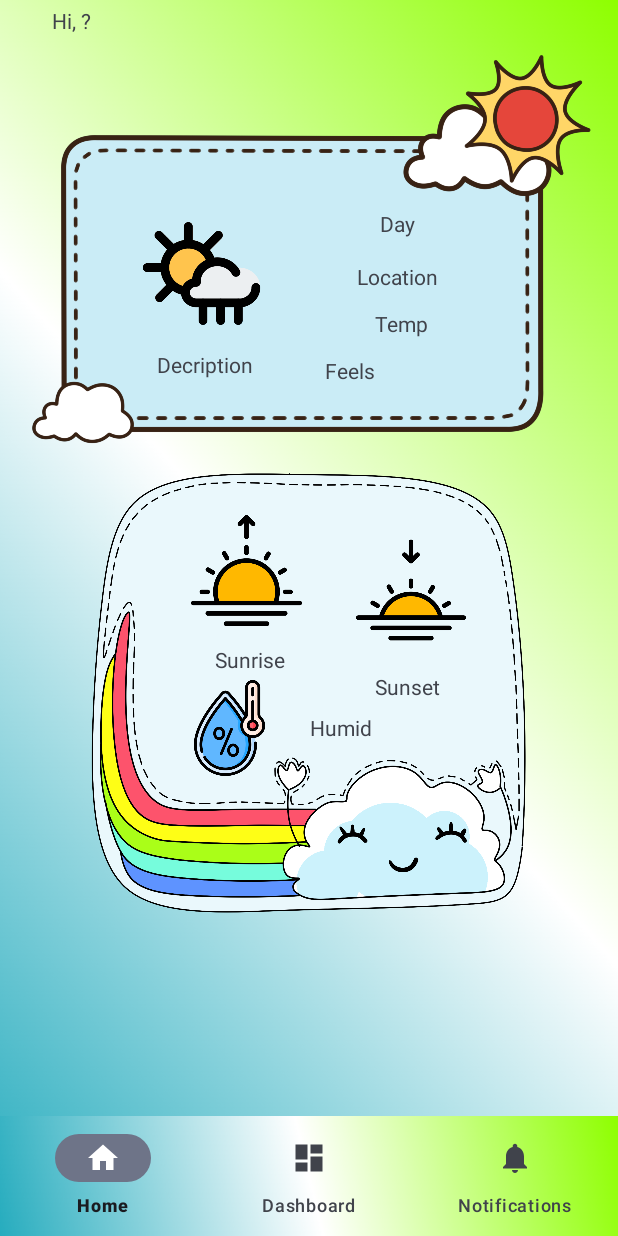
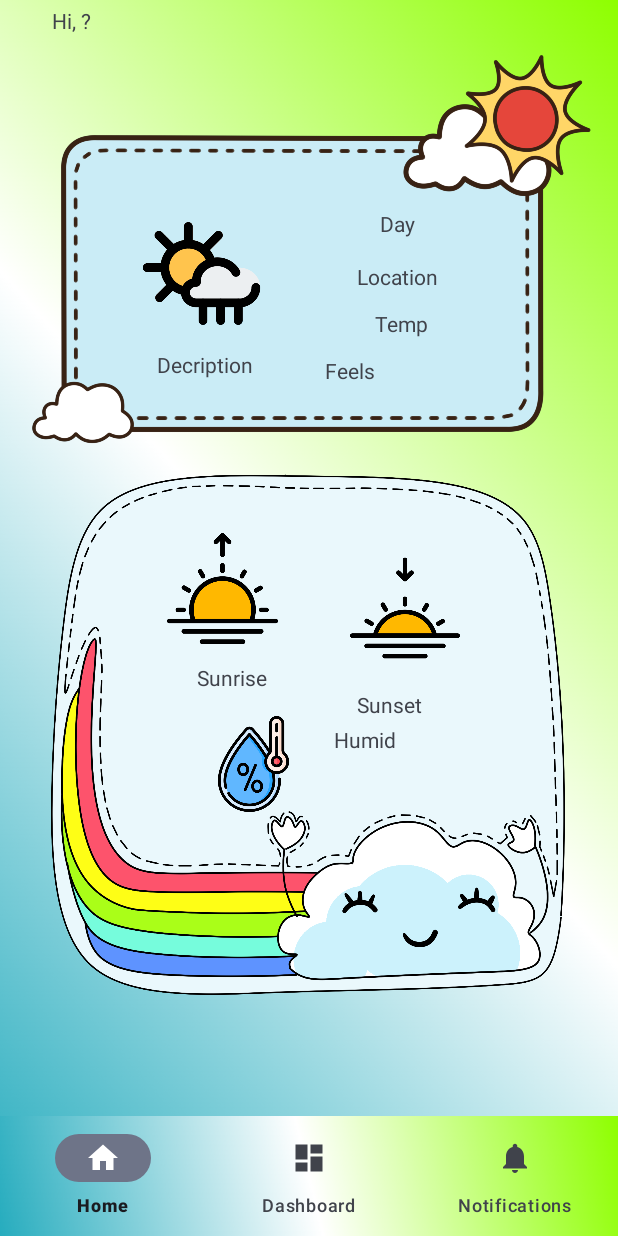
Before and after one commit to Sunsilkk/UngDung2, an Android app: the HomeFragment screen opened directly, with no data from a screen before it, on a phone screen of 412 x 824 dp. Run offline under Robolectric (Android 15) with nearby library versions, the phone set to English and light mode, and no system bars; our stand-ins replace navigation-ui; 3 statements that could not run were skipped.

Commit message:
Sua fragmentHome cho dep hon ti

```diff
--- a/Wheather/app/src/main/res/layout/fragment_home.xml
+++ b/Wheather/app/src/main/res/layout/fragment_home.xml
@@ -102,8 +102,8 @@
 
     <ImageView
         android:id="@+id/border2"
-        android:layout_width="350dp"
-        android:layout_height="300dp"
+        android:layout_width="373dp"
+        android:layout_height="355dp"
         android:layout_alignParentEnd="true"
         android:layout_marginTop="4dp"
         app:layout_constraintEnd_toEndOf="parent"
@@ -115,8 +115,8 @@
         android:id="@+id/humidImg"
         android:layout_width="91dp"
         android:layout_height="64dp"
-        android:layout_marginStart="76dp"
-        android:layout_marginTop="4dp"
+        android:layout_marginStart="104dp"
+        android:layout_marginTop="16dp"
         app:layout_constraintStart_toStartOf="@+id/border2"
         app:layout_constraintTop_toBottomOf="@+id/sunrise"
         app:srcCompat="@drawable/humidity" />
@@ -126,7 +126,7 @@
         android:layout_width="wrap_content"
         android:layout_height="wrap_content"
         android:layout_marginStart="8dp"
-        android:layout_marginTop="8dp"
+        android:layout_marginTop="4dp"
         android:text="Humid"
         app:layout_constraintStart_toEndOf="@+id/humidImg"
         app:layout_constraintTop_toBottomOf="@+id/sunset" />
@@ -135,8 +135,8 @@
         android:id="@+id/sunriseImg"
         android:layout_width="74dp"
         android:layout_height="91dp"
-        android:layout_marginStart="96dp"
-        android:layout_marginTop="24dp"
+        android:layout_marginStart="92dp"
+        android:layout_marginTop="36dp"
         app:layout_constraintStart_toStartOf="@+id/border2"
         app:layout_constraintTop_toTopOf="@+id/border2"
         app:srcCompat="@drawable/sunrise" />
@@ -155,8 +155,8 @@
         android:id="@+id/sunsetImg"
         android:layout_width="73dp"
         android:layout_height="85dp"
-        android:layout_marginStart="36dp"
-        android:layout_marginTop="40dp"
+        android:layout_marginStart="48dp"
+        android:layout_marginTop="52dp"
         app:layout_constraintStart_toEndOf="@+id/sunriseImg"
         app:layout_constraintTop_toTopOf="@+id/border2"
         app:srcCompat="@drawable/sunset" />
```
